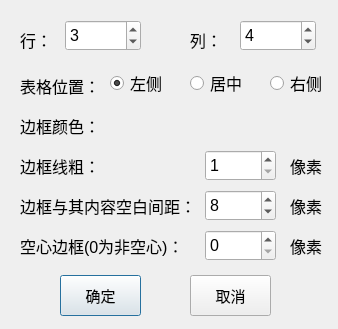
First picture: the form in editor_add_table.ui, repository oliverhust/SendMail, before the edit.
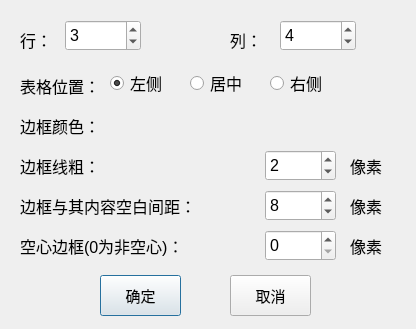
Second picture: the form after the edit.

The edit to the form file:
```diff
--- a/editor_add_table.ui
+++ b/editor_add_table.ui
@@ -6,7 +6,7 @@
    <rect>
     <x>0</x>
     <y>0</y>
-    <width>338</width>
+    <width>416</width>
     <height>329</height>
    </rect>
   </property>
@@ -46,7 +46,7 @@
   <widget class="QLabel" name="label_2">
    <property name="geometry">
     <rect>
-     <x>190</x>
+     <x>230</x>
      <y>19</y>
      <width>46</width>
      <height>41</height>
@@ -82,7 +82,7 @@
   <widget class="QSpinBox" name="Box_Column">
    <property name="geometry">
     <rect>
-     <x>240</x>
+     <x>280</x>
      <y>20</y>
      <width>76</width>
      <height>31</height>
@@ -204,7 +204,7 @@
     <rect>
      <x>20</x>
      <y>185</y>
-     <width>181</width>
+     <width>211</width>
      <height>41</height>
     </rect>
    </property>
@@ -220,7 +220,7 @@
   <widget class="QSpinBox" name="Box_Padding">
    <property name="geometry">
     <rect>
-     <x>205</x>
+     <x>265</x>
      <y>190</y>
      <width>71</width>
      <height>31</height>
@@ -241,7 +241,7 @@
   <widget class="QLabel" name="label_5">
    <property name="geometry">
     <rect>
-     <x>290</x>
+     <x>350</x>
      <y>185</y>
      <width>46</width>
      <height>41</height>
@@ -261,7 +261,7 @@
     <rect>
      <x>20</x>
      <y>225</y>
-     <width>171</width>
+     <width>211</width>
      <height>41</height>
     </rect>
    </property>
@@ -277,7 +277,7 @@
   <widget class="QSpinBox" name="Box_Space">
    <property name="geometry">
     <rect>
-     <x>205</x>
+     <x>265</x>
      <y>230</y>
      <width>71</width>
      <height>31</height>
@@ -298,7 +298,7 @@
   <widget class="QLabel" name="label_7">
    <property name="geometry">
     <rect>
-     <x>290</x>
+     <x>350</x>
      <y>225</y>
      <width>46</width>
      <height>41</height>
@@ -316,7 +316,7 @@
   <widget class="QPushButton" name="Button_OK">
    <property name="geometry">
     <rect>
-     <x>60</x>
+     <x>100</x>
      <y>275</y>
      <width>81</width>
      <height>41</height>
@@ -334,7 +334,7 @@
   <widget class="QPushButton" name="Button_Cancel">
    <property name="geometry">
     <rect>
-     <x>190</x>
+     <x>230</x>
      <y>275</y>
      <width>81</width>
      <height>41</height>
@@ -370,7 +370,7 @@
   <widget class="QSpinBox" name="Box_BorderWidth">
    <property name="geometry">
     <rect>
-     <x>205</x>
+     <x>265</x>
      <y>150</y>
      <width>71</width>
      <height>31</height>
@@ -388,13 +388,13 @@
     <number>399</number>
    </property>
    <property name="value">
-    <number>1</number>
+    <number>2</number>
    </property>
   </widget>
   <widget class="QLabel" name="label_9">
    <property name="geometry">
     <rect>
-     <x>290</x>
+     <x>350</x>
      <y>145</y>
      <width>46</width>
      <height>41</height>
@@ -430,9 +430,9 @@
   <widget class="QPushButton" name="Button_Color">
    <property name="geometry">
     <rect>
-     <x>205</x>
+     <x>265</x>
      <y>110</y>
-     <width>71</width>
+     <width>121</width>
      <height>31</height>
     </rect>
    </property>
```
